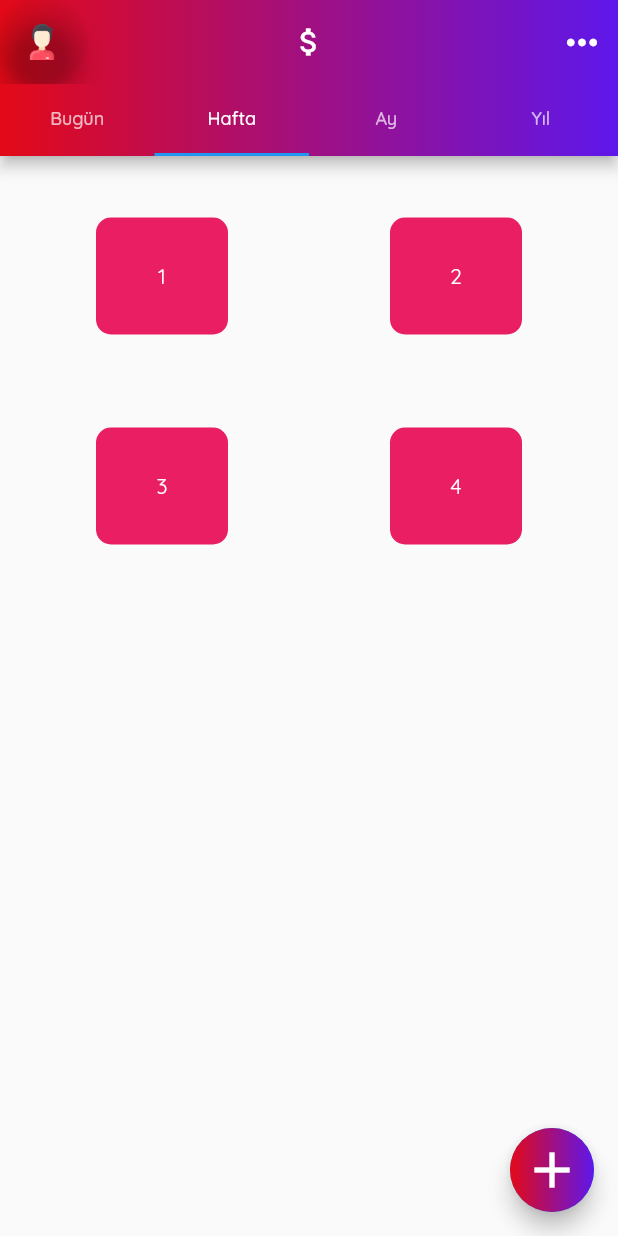
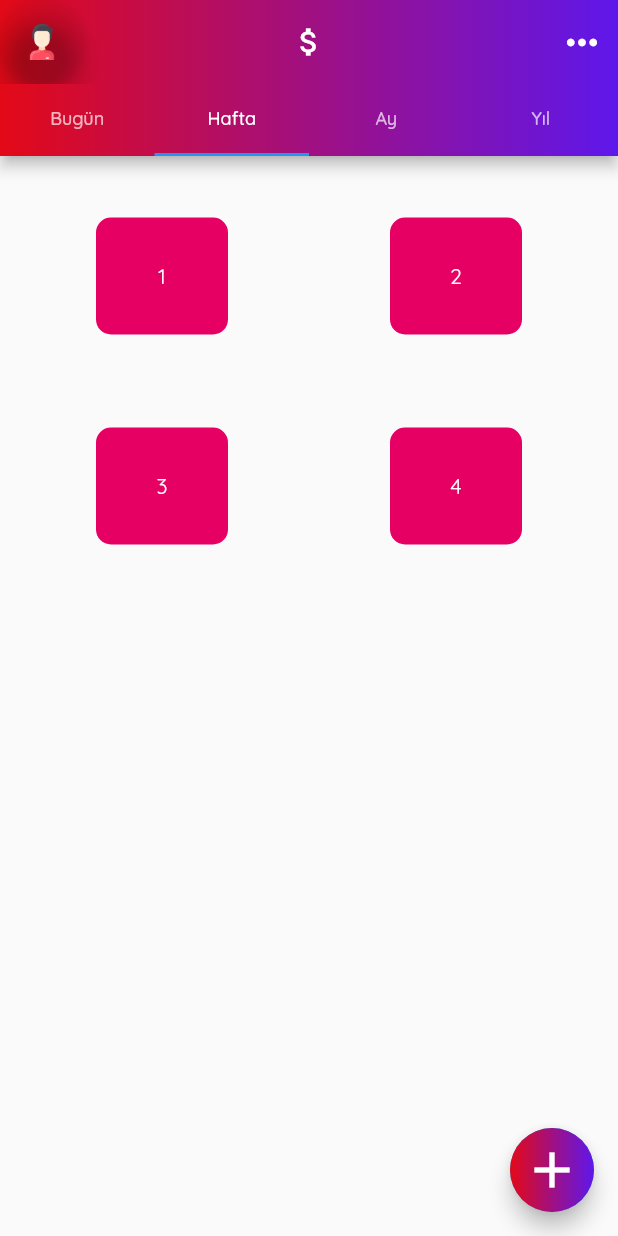
Before and after one commit to GelirGider/gelir_gider, a Flutter app: the screen it shows after launch, tab 2 chosen, on a phone screen of 412 x 824 dp. Run offline on Flutter 3.47's test engine with Material 2 defaults, Android fonts, the phone set to English and light mode, and no system bars; our stand-ins replace date_time_picker, google_fonts, gradient_app_bar, jiffy, percent_indicator, shared_preferences and 2 more; missing offline and left inert: currency_picker; accounts and stored records are empty.

Commit message:
Colors class has created

```diff
--- a/lib/main.dart
+++ b/lib/main.dart
@@ -7,6 +7,7 @@ import 'package:gelir_gider/generated/l10n.dart';
 import 'package:gelir_gider/screens/expenses_list_screen.dart';
 import 'package:gelir_gider/providers/language_provider.dart';
 import 'package:shared_preferences/shared_preferences.dart';
+import 'package:gelir_gider/themes/colours.dart';
 
 void main() async {
   WidgetsFlutterBinding.ensureInitialized();
@@ -46,7 +47,7 @@ class MyApp extends StatelessWidget {
             GlobalWidgetsLocalizations.delegate,
             GlobalCupertinoLocalizations.delegate,
           ],
-          color: Color.fromRGBO(227, 9, 23, 1),
+          color: Colours.colorGradient1,
           supportedLocales: S.delegate.supportedLocales,
           title: 'Gelir/Gider',
           theme: value.getTheme(),
--- a/lib/screens/category_screen.dart
+++ b/lib/screens/category_screen.dart
@@ -4,19 +4,19 @@ import 'package:gradient_app_bar/gradient_app_bar.dart';
 import 'package:gelir_gider/generated/l10n.dart';
 import 'package:gelir_gider/providers/theme_provider.dart';
 import 'package:provider/provider.dart';
+import 'package:gelir_gider/themes/colours.dart';
 
 class CategoryScreen extends StatelessWidget {
   @override
   Widget build(BuildContext context) {
     var categories = Provider.of<Expenses>(context).categories;
     final _theme = Provider.of<ThemeProvider>(context, listen: false);
+    var isDark = _theme.getTheme() == _theme.dark;
     return SafeArea(
       child: Scaffold(
         appBar: GradientAppBar(
           gradient: LinearGradient(
-              colors: _theme.getTheme() == _theme.dark
-                  ? [Color(0xff212121), Color(0xff212121)]
-                  : [Color.fromRGBO(227, 9, 23, 1), Color.fromRGBO(94, 23, 235, 1)]),
+              colors: Colours.getGradientColors(isDark)),
           centerTitle: true,
           title: Text(
             S.of(context).AddingScreenCategories,
--- a/lib/screens/expenses_list_screen.dart
+++ b/lib/screens/expenses_list_screen.dart
@@ -4,6 +4,7 @@ import 'package:flutter/cupertino.dart';
 import 'package:flutter/material.dart';
 import 'package:gelir_gider/generated/l10n.dart';
 import 'package:gelir_gider/providers/expense_provider.dart';
+import 'package:gelir_gider/themes/colours.dart';
 import 'package:gelir_gider/widgets/account_changer.dart';
 import 'package:gelir_gider/widgets/add_button.dart';
 import 'package:gelir_gider/widgets/main_drawer.dart';
@@ -28,11 +29,11 @@ List iconsYear = [
       borderRadius: BorderRadius.circular(10),
     ),
     padding: const EdgeInsets.symmetric(vertical: 30),
-    color: Colors.pink,
+    color: Colours.pink,
     child: Text(
       '2019',
       style: TextStyle(
-        color: Colors.white,
+        color: Colours.white,
       ),
     ),
   ),
@@ -42,11 +43,11 @@ List iconsYear = [
       borderRadius: BorderRadius.circular(10),
     ),
     padding: const EdgeInsets.symmetric(vertical: 30),
-    color: Colors.pink,
+    color: Colours.pink,
     child: Text(
       '2020',
       style: TextStyle(
-        color: Colors.white,
+        color: Colours.white,
       ),
     ),
   ),
@@ -56,11 +57,11 @@ List iconsYear = [
       borderRadius: BorderRadius.circular(10),
     ),
     padding: const EdgeInsets.symmetric(vertical: 30),
-    color: Colors.pink,
+    color: Colours.pink,
     child: Text(
       '2021',
       style: TextStyle(
-        color: Colors.white,
+        color: Colours.white,
       ),
     ),
   ),
@@ -73,11 +74,11 @@ List iconsMonth = [
       borderRadius: BorderRadius.circular(10),
     ),
     padding: const EdgeInsets.symmetric(vertical: 30),
-    color: Colors.pink,
+    color: Colours.pink,
     child: Text(
       'January',
       style: TextStyle(
-        color: Colors.white,
+        color: Colours.white,
       ),
     ),
   ),
@@ -87,11 +88,11 @@ List iconsMonth = [
       borderRadius: BorderRadius.circular(10),
     ),
     padding: const EdgeInsets.symmetric(vertical: 30),
-    color: Colors.pink,
+    color: Colours.pink,
     child: Text(
       'February',
       style: TextStyle(
-        color: Colors.white,
+        color: Colours.white,
       ),
     ),
   ),
@@ -101,11 +102,11 @@ List iconsMonth = [
       borderRadius: BorderRadius.circular(10),
     ),
     padding: const EdgeInsets.symmetric(vertical: 30),
-    color: Colors.pink,
+    color: Colours.pink,
     child: Text(
       'March',
       style: TextStyle(
-        color: Colors.white,
+        color: Colours.white,
       ),
     ),
   ),
@@ -115,11 +116,11 @@ List iconsMonth = [
       borderRadius: BorderRadius.circular(10),
     ),
     padding: const EdgeInsets.symmetric(vertical: 30),
-    color: Colors.pink,
+    color: Colours.pink,
     child: Text(
       'April',
       style: TextStyle(
-        color: Colors.white,
+        color: Colours.white,
       ),
     ),
   ),
@@ -129,11 +130,11 @@ List iconsMonth = [
       borderRadius: BorderRadius.circular(10),
     ),
     padding: const EdgeInsets.symmetric(vertical: 30),
-    color: Colors.pink,
+    color: Colours.pink,
     child: Text(
       'May',
       style: TextStyle(
-        color: Colors.white,
+        color: Colours.white,
       ),
     ),
   ),
@@ -143,11 +144,11 @@ List iconsMonth = [
       borderRadius: BorderRadius.circular(10),
     ),
     padding: const EdgeInsets.symmetric(vertical: 30),
-    color: Colors.pink,
+    color: Colours.pink,
     child: Text(
       'June',
       style: TextStyle(
-        color: Colors.white,
+        color: Colours.white,
       ),
     ),
   ),
@@ -157,11 +158,11 @@ List iconsMonth = [
       borderRadius: BorderRadius.circular(10),
     ),
     padding: const EdgeInsets.symmetric(vertical: 30),
-    color: Colors.pink,
+    color: Colours.pink,
     child: Text(
       'July',
       style: TextStyle(
-        color: Colors.white,
+        color: Colours.white,
       ),
     ),
   ),
@@ -171,11 +172,11 @@ List iconsMonth = [
       borderRadius: BorderRadius.circular(10),
     ),
     padding: const EdgeInsets.symmetric(vertical: 30),
-    color: Colors.pink,
+    color: Colours.pink,
     child: Text(
       'August',
       style: TextStyle(
-        color: Colors.white,
+        color: Colours.white,
       ),
     ),
   ),
@@ -185,11 +186,11 @@ List iconsMonth = [
       borderRadius: BorderRadius.circular(10),
     ),
     padding: const EdgeInsets.symmetric(vertical: 30),
-    color: Colors.pink,
+    color: Colours.pink,
     child: Text(
       'September',
       style: TextStyle(
-        color: Colors.white,
+        color: Colours.white,
       ),
     ),
   ),
@@ -199,11 +200,11 @@ List iconsMonth = [
       borderRadius: BorderRadius.circular(10),
     ),
     padding: const EdgeInsets.symmetric(vertical: 30),
-    color: Colors.pink,
+    color: Colours.pink,
     child: Text(
       'October',
       style: TextStyle(
-        color: Colors.white,
+        color: Colours.white,
       ),
     ),
   ),
@@ -213,11 +214,11 @@ List iconsMonth = [
       borderRadius: BorderRadius.circular(10),
     ),
     padding: const EdgeInsets.symmetric(vertical: 30),
-    color: Colors.pink,
+    color: Colours.pink,
     child: Text(
       'November',
       style: TextStyle(
-        color: Colors.white,
+        color: Colours.white,
       ),
     ),
   ),
@@ -227,11 +228,11 @@ List iconsMonth = [
       borderRadius: BorderRadius.circular(10),
     ),
     padding: const EdgeInsets.symmetric(vertical: 30),
-    color: Colors.pink,
+    color: Colours.pink,
     child: Text(
       'December',
       style: TextStyle(
-        color: Colors.white,
+        color: Colours.white,
       ),
     ),
   ),
@@ -244,11 +245,11 @@ List iconsWeek = [
       borderRadius: BorderRadius.circular(10),
     ),
     padding: const EdgeInsets.symmetric(vertical: 30),
-    color: Colors.pink,
+    color: Colours.pink,
     child: Text(
       '1',
       style: TextStyle(
-        color: Colors.white,
+        color: Colours.white,
       ),
     ),
   ),
@@ -258,11 +259,11 @@ List iconsWeek = [
       borderRadius: BorderRadius.circular(10),
     ),
     padding: const EdgeInsets.symmetric(vertical: 30),
-    color: Colors.pink,
+    color: Colours.pink,
     child: Text(
       '2',
       style: TextStyle(
-        color: Colors.white,
+        color: Colours.white,
       ),
     ),
   ),
@@ -272,11 +273,11 @@ List iconsWeek = [
       borderRadius: BorderRadius.circular(10),
     ),
     padding: const EdgeInsets.symmetric(vertical: 30),
-    color: Colors.pink,
+    color: Colours.pink,
     child: Text(
       '3',
       style: TextStyle(
-        color: Colors.white,
+        color: Colours.white,
       ),
     ),
   ),
@@ -286,11 +287,11 @@ List iconsWeek = [
       borderRadius: BorderRadius.circular(10),
     ),
     padding: const EdgeInsets.symmetric(vertical: 30),
-    color: Colors.pink,
+    color: Colours.pink,
     child: Text(
       '4',
       style: TextStyle(
-        color: Colors.white,
+        color: Colours.white,
       ),
     ),
   ),
@@ -336,6 +337,7 @@ class _ExpensesListScreenState extends State<ExpensesListScreen> {
     final scaffoldKey = GlobalKey<ScaffoldState>();
     final _theme = Provider.of<ThemeProvider>(context, listen: false);
     final expenseProvider = Provider.of<Expenses>(context, listen: false);
+    var isDark = _theme.getTheme() == _theme.dark;
     expenseProvider.getSymbol();
 
     final snackBarr = SnackBar(
@@ -350,7 +352,7 @@ class _ExpensesListScreenState extends State<ExpensesListScreen> {
         ),
       ),
       duration: Duration(seconds: 1),
-      backgroundColor: Colors.red,
+      backgroundColor: Colours.red,
     );
 
     return SafeArea(
@@ -395,12 +397,7 @@ class _ExpensesListScreenState extends State<ExpensesListScreen> {
             ],
             title: Icon(Icons.attach_money),
             gradient: LinearGradient(
-                colors: _theme.getTheme() == _theme.dark
-                    ? [Color(0xff212121), Color(0xff212121)]
-                    : [
-                        Color.fromRGBO(227, 9, 23, 1),
-                        Color.fromRGBO(94, 23, 235, 1)
-                      ]),
+                colors: Colours.getGradientColors(isDark),),
             bottom: TabBar(
               onTap: (index) {
                 Provider.of<Expenses>(context, listen: false)
@@ -455,9 +452,7 @@ class _ExpensesListScreenState extends State<ExpensesListScreen> {
                                 ),
                                 Divider(
                                   height: 25,
-                                  color: _theme.getTheme() == _theme.dark
-                                      ? Color.fromRGBO(1223, 81, 83, 1)
-                                      : Colors.black,
+                                  color: Colours.getBlackOrWhite(isDark),
                                 ),
                                 Flexible(
                                   flex: 10,
@@ -483,11 +478,7 @@ class _ExpensesListScreenState extends State<ExpensesListScreen> {
                                               ),
                                               Divider(
                                                 height: 25,
-                                                color: _theme.getTheme() ==
-                                                        _theme.dark
-                                                    ? Color.fromRGBO(
-                                                        1223, 81, 83, 1)
-                                                    : Colors.black,
+                                                color: Colours.getBlackOrWhite(isDark),
                                               ),
                                             ],
                                           );
--- /dev/null
+++ b/lib/themes/colours.dart
@@ -0,0 +1,60 @@
+import 'dart:ui';
+
+class Colours{
+
+  Colours._();
+
+  static const white = Color.fromRGBO(255,	255,	255, 1);
+  static const black = Color.fromRGBO(0,	0,	0, 1);
+  static const red = Color.fromRGBO(255,35,0,1);
+  static const pink = Color.fromRGBO(230, 0, 100, 1);
+  static const green = Color.fromRGBO(0,235,90,0.8);
+  static const grey = Color.fromRGBO(255,255,255, 0.5);
+  static const categoryItemDarkBg = Color.fromRGBO(30, 30, 30, 1);
+  static const colorGradient1 = Color.fromRGBO(227, 9, 23, 1);
+  static const colorGradient2 = Color.fromRGBO(94, 23, 235, 1);
+  static const colorGradientDark = Color.fromRGBO(33,33,33,1);
+  static const activeBgColor = Color.fromRGBO(255,	78,	132, 1);
+  static const inactiveBgColor = Color.fromRGBO(188,	209,	225, 1);
+  static const inactiveFgColor = Color.fromRGBO(0,	0,	0, 1);
+  static const languageContainerBg = Color.fromRGBO(112,128,144,1);
+  static const languageCardBg = Color.fromRGBO(255,255,255,0.6);
+  static const accChangerDialogBarrier = Color.fromRGBO(0,0,0,0.5);
+
+  static List<Color> getGradientColors(bool isDark){
+    if(isDark){
+      return [colorGradientDark,colorGradientDark];
+    }
+    else{
+      return [colorGradient1,colorGradient2];
+    }
+  }
+
+  static Color getBlackOrWhite(bool isDark){
+    if(isDark){
+      return white;
+    }
+    else{
+      return black;
+    }
+  }
+
+  static Color getCategoryItemBg(bool isDark){
+    if(isDark){
+      return categoryItemDarkBg;
+    }
+    else{
+      return white;
+    }
+  }
+
+  static Color getCategoryItemBorder(bool isDark){
+    if(isDark){
+      return grey;
+    }
+    else{
+      return black;
+    }
+  }
+
+}
--- a/lib/widgets/account_changer.dart
+++ b/lib/widgets/account_changer.dart
@@ -1,6 +1,7 @@
 import 'package:flutter/cupertino.dart';
 import 'package:flutter/material.dart';
 import 'package:gelir_gider/generated/l10n.dart';
+import 'package:gelir_gider/themes/colours.dart';
 
 class AccountChanger extends StatelessWidget {
   final onPressed1;
@@ -34,7 +35,7 @@ class AccountChanger extends StatelessWidget {
         showGeneralDialog(
           barrierLabel: "Label",
           barrierDismissible: true,
-          barrierColor: Colors.black.withOpacity(0.5),
+          barrierColor: Colours.accChangerDialogBarrier,
           transitionDuration: Duration(milliseconds: 700),
           context: context,
           pageBuilder: (context, anim1, anim2) {
@@ -69,7 +70,7 @@ class AccountChanger extends StatelessWidget {
                               fontWeight: FontWeight.bold,
                               fontSize: 25.0,
                               letterSpacing: 0.7,
-                              color: Colors.white,
+                              color: Colours.white,
                             ),
                           ),
                         ),
@@ -125,83 +126,5 @@ class AccountChanger extends StatelessWidget {
         );
       },
     );
-
-    /*return PopupMenuButton(
-      elevation: 0,
-      color: Colors.purple[100],
-      shape: RoundedRectangleBorder(
-        borderRadius:  BorderRadius.all( Radius.circular(20.0)),
-      ),
-
-
-
-      child: CircleAvatar(
-        backgroundColor: Colors.transparent,
-        child: Container(
-          padding: EdgeInsets.only(left: 8.0),
-          child: Image.asset(
-            isPersonal
-                ? 'assets/account_selector/man.png'
-                : 'assets/account_selector/suitcase (2).png',
-            height: 35,
-            width: 35,
-            colorBlendMode: BlendMode.darken,
-            fit: BoxFit.scaleDown,
-          ),
-        ),
-      ),
-      itemBuilder: (BuildContext context) {
-        return [
-          PopupMenuItem<String>(
-            value: '1',
-            child: Row(
-              mainAxisAlignment: MainAxisAlignment.start,
-              children: [
-                SizedBox(
-                  height:60,
-                ),
-                FlatButton(
-                  onPressed: onPressed1,
-                  child: Text(S.of(context).AppBarIndividual,
-                  style: TextStyle(
-                    fontWeight: FontWeight.bold,
-                    letterSpacing: 0.7,
-                    color: Colors.pink[900]
-                  ),),
-                ),
-
-                Spacer(),
-                Icon(
-                  Icons.person,
-                  color: Colors.pink[900],
-                ),
-              ],
-            ),
-          ),
-          PopupMenuItem<String>(
-            value: '2',
-            child: Row(
-              mainAxisAlignment: MainAxisAlignment.start,
-              children: [
-                FlatButton(
-                  onPressed: onPressed2,
-                  child: Text(S.of(context).AppBarCorporate,
-                    style: TextStyle(
-                      fontWeight: FontWeight.bold,
-                      letterSpacing: 0.7,
-                      color: Colors.pink[900],
-                    ),),
-                ),
-                Spacer(),
-                Icon(
-                  Icons.work,
-                  color: Colors.pink[900],
-                ),
-              ],
-            ),
-          ),
-        ];
-      },
-    );*/
   }
 }
--- a/lib/widgets/add_button.dart
+++ b/lib/widgets/add_button.dart
@@ -1,12 +1,15 @@
 import 'package:flutter/material.dart';
 import 'package:provider/provider.dart';
 import 'package:gelir_gider/providers/theme_provider.dart';
+import 'package:gelir_gider/themes/colours.dart';
 
 
 class AddButton extends StatelessWidget {
   @override
   Widget build(BuildContext context) {
     final _theme = Provider.of<ThemeProvider>(context, listen: false);
+    var isDark = _theme.getTheme() == _theme.dark;
+
     return Container(
       width: 60,
       height: 60,
@@ -16,9 +19,7 @@ class AddButton extends StatelessWidget {
       ),
       decoration: BoxDecoration(
         shape: BoxShape.circle,
-        gradient: LinearGradient(colors: _theme.getTheme() == _theme.dark
-            ? [Color(0xff212121), Color(0xff212121)]
-            : [Color.fromRGBO(227, 9, 23, 1), Color.fromRGBO(94, 23, 235, 1)]),
+        gradient: LinearGradient(colors: Colours.getGradientColors(isDark)),
       ),
     );
   }
--- a/lib/widgets/dissmissible_background.dart
+++ b/lib/widgets/dissmissible_background.dart
@@ -1,10 +1,11 @@
 import 'package:flutter/material.dart';
+import 'package:gelir_gider/themes/colours.dart';
 
 class DismissibleBackground extends StatelessWidget {
   @override
   Widget build(BuildContext context) {
     return Container(
-      color: Colors.red,
+      color: Colours.red,
       child: Row(
         mainAxisAlignment: MainAxisAlignment.end,
         children: [
--- a/lib/widgets/expenses_dialog.dart
+++ b/lib/widgets/expenses_dialog.dart
@@ -4,6 +4,7 @@ import 'package:provider/provider.dart';
 import 'package:gelir_gider/providers/theme_provider.dart';
 import 'package:gelir_gider/providers/expense_provider.dart';
 import 'package:gelir_gider/widgets/expense_item.dart';
+import 'package:gelir_gider/themes/colours.dart';
 
 class ExpensesDialogWidget extends StatelessWidget {
   final int categoryIndex;
@@ -17,6 +18,7 @@ class ExpensesDialogWidget extends StatelessWidget {
   @override
   Widget build(BuildContext context) {
     final _theme = Provider.of<ThemeProvider>(context, listen: false);
+    var isDark = _theme.getTheme() == _theme.dark;
 
     return Container(
       height: 400,
@@ -44,9 +46,7 @@ class ExpensesDialogWidget extends StatelessWidget {
                     ),
                     Divider(
                       height: 25,
-                      color: _theme.getTheme() == _theme.dark
-                          ? Color.fromRGBO(223, 81, 83, 1)
-                          : Colors.black,
+                      color: Colours.getBlackOrWhite(isDark),
                     ),
                   ],
                 ),
--- a/lib/widgets/save_button.dart
+++ b/lib/widgets/save_button.dart
@@ -1,5 +1,6 @@
 import 'package:flutter/material.dart';
 import 'package:gelir_gider/generated/l10n.dart';
+import 'package:gelir_gider/themes/colours.dart';
 
 class SaveButton extends StatelessWidget {
   final onPressed;
@@ -14,14 +15,14 @@ class SaveButton extends StatelessWidget {
           borderRadius: BorderRadius.circular(20),
         ),
         padding: const EdgeInsets.symmetric(vertical: 16),
-        color: Colors.pink,
+        color: Colours.pink,
         child: Text(
           S.of(context).AddingScreenSave,
           style: TextStyle(
             fontWeight: FontWeight.bold,
             letterSpacing: 0.6,
             fontSize: 22.0,
-            color: Colors.white,
+            color: Colours.white,
           ),
         ),
         onPressed: onPressed,
```
Also changed, not shown: lib/screens/adding_expense_screen.dart (+9 -14 lines), lib/screens/language_selection_screen.dart (+4 -26 lines), lib/widgets/category_item.dart (+6 -9 lines), lib/widgets/expense_item.dart (+4 -3 lines), lib/widgets/main_drawer.dart (+3 -6 lines), lib/widgets/main_page_category_modal.dart (+5 -3 lines), lib/widgets/money_widget.dart (+5 -4 lines), lib/widgets/theme_dialog_widget.dart (+5 -4 lines).
